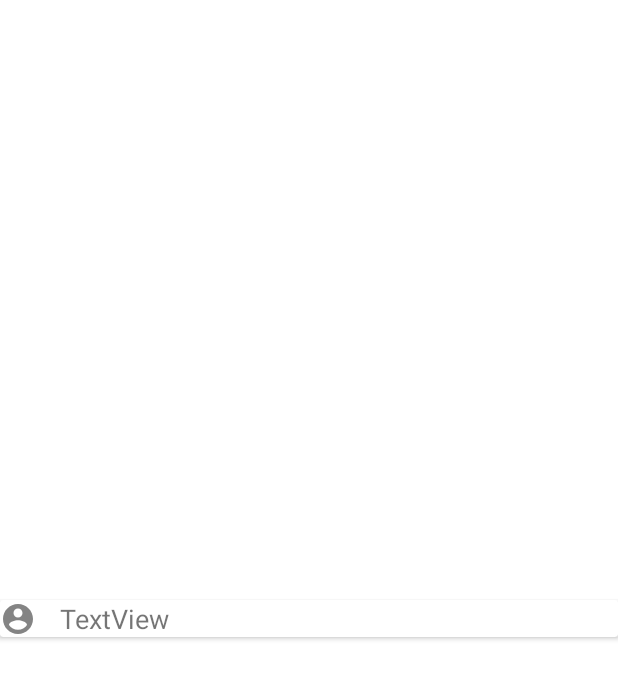
After one commit to mariosntdnz/Agenda, an Android app: the layout clientes_item.xml on its own in the app's theme, with its tools: preview values and no code run, on a phone screen of 412 x 824 dp. The commit adds this screen. Shown: the top 679 px of the screen. Run offline under Robolectric (Android 15) with nearby library versions, the phone set to English and light mode, and no system bars.

Commit message:
base da primeira tela da agenda -> lista de clientes

```diff
--- /dev/null
+++ b/app/src/main/res/drawable/ic_default_image_client.xml
@@ -0,0 +1,5 @@
+<vector android:height="24dp" android:tint="#848484"
+    android:viewportHeight="24" android:viewportWidth="24"
+    android:width="24dp" xmlns:android="http://schemas.android.com/apk/res/android">
+    <path android:fillColor="@android:color/white" android:pathData="M12,2C6.48,2 2,6.48 2,12s4.48,10 10,10 10,-4.48 10,-10S17.52,2 12,2zM12,5c1.66,0 3,1.34 3,3s-1.34,3 -3,3 -3,-1.34 -3,-3 1.34,-3 3,-3zM12,19.2c-2.5,0 -4.71,-1.28 -6,-3.22 0.03,-1.99 4,-3.08 6,-3.08 1.99,0 5.97,1.09 6,3.08 -1.29,1.94 -3.5,3.22 -6,3.22z"/>
+</vector>
--- /dev/null
+++ b/app/src/main/res/layout/clientes_item.xml
@@ -0,0 +1,44 @@
+<?xml version="1.0" encoding="utf-8"?>
+<layout xmlns:android="http://schemas.android.com/apk/res/android"
+    xmlns:app="http://schemas.android.com/apk/res-auto"
+    xmlns:tools="http://schemas.android.com/tools">
+    <androidx.constraintlayout.widget.ConstraintLayout
+        android:layout_width="match_parent"
+        android:layout_height="match_parent">
+
+        <androidx.cardview.widget.CardView
+            android:layout_width="0dp"
+            android:layout_height="wrap_content"
+            app:layout_constraintBottom_toBottomOf="parent"
+            app:layout_constraintEnd_toEndOf="parent"
+            app:layout_constraintStart_toStartOf="parent"
+            app:layout_constraintTop_toTopOf="parent" >
+
+            <androidx.constraintlayout.widget.ConstraintLayout
+                android:layout_width="match_parent"
+                android:layout_height="match_parent">
+
+                <ImageView
+                    android:id="@+id/imageView2"
+                    android:layout_width="wrap_content"
+                    android:layout_height="wrap_content"
+                    app:layout_constraintBottom_toBottomOf="parent"
+                    app:layout_constraintStart_toStartOf="parent"
+                    app:layout_constraintTop_toTopOf="parent"
+                    app:srcCompat="@drawable/ic_default_image_client"
+                    />
+
+                <TextView
+                    android:id="@+id/textView"
+                    android:layout_width="wrap_content"
+                    android:layout_height="wrap_content"
+                    android:layout_marginStart="16dp"
+                    android:text="TextView"
+                    android:textSize="18sp"
+                    app:layout_constraintBottom_toBottomOf="parent"
+                    app:layout_constraintStart_toEndOf="@+id/imageView2"
+                    app:layout_constraintTop_toTopOf="parent" />
+            </androidx.constraintlayout.widget.ConstraintLayout>
+        </androidx.cardview.widget.CardView>
+    </androidx.constraintlayout.widget.ConstraintLayout>
+</layout>
```
Also changed, not shown: app/build.gradle (+14 -5 lines), app/src/main/java/com/example/agenda/domain/Cliente.kt (added, +11 -0 lines), app/src/main/java/com/example/agenda/ui/clientes/ClientesAdapter.kt (added, +37 -0 lines), app/src/main/java/com/example/agenda/ui/clientes/ClientesFragment.kt (added, +29 -0 lines), app/src/main/java/com/example/agenda/ui/clientes/ClientesViewModel.kt (added, +7 -0 lines), app/src/main/res/layout/activity_main.xml (+10 -7 lines), app/src/main/res/layout/fragment_clientes.xml (added, +21 -0 lines), app/src/main/res/navigation/nav_graph.xml (added, +14 -0 lines).
